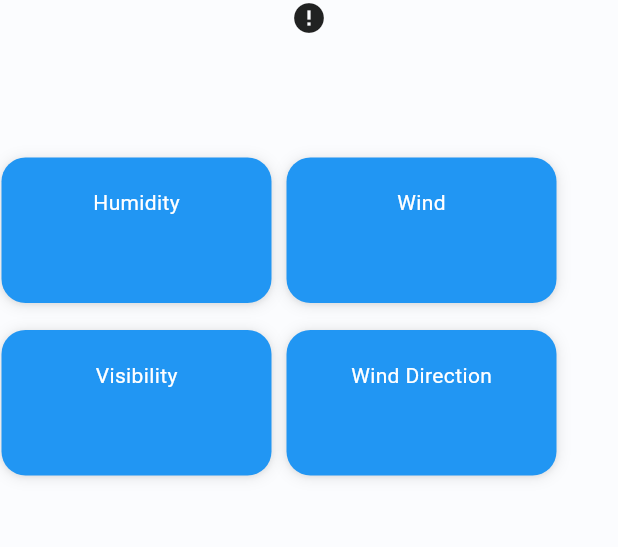
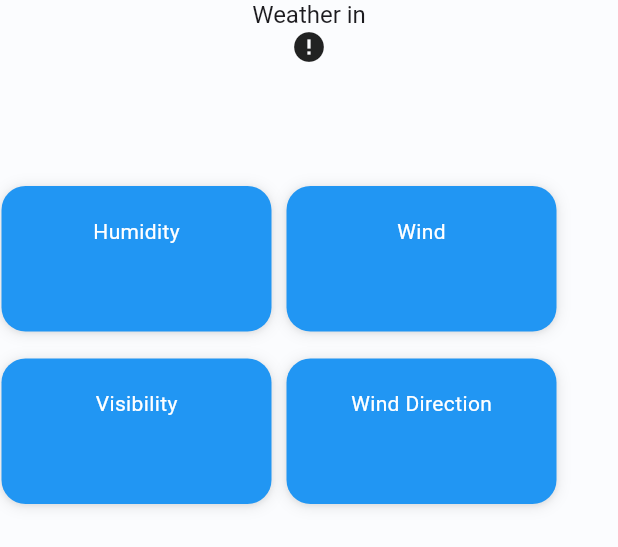
Before and after one commit to baros-code/weather_app, a Flutter app: the WeatherDetailsView widget shown alone on an empty page, opened directly with empty values, on a phone screen of 412 x 824 dp. Shown: the top 547 px of the screen. Run offline on Flutter 3.47's test engine with Material 3 defaults, Android fonts, the phone set to English and light mode, and no system bars; drawn by our look-alikes of cached_network_image; our stand-ins replace bloc, connectivity_plus, dio, equatable, flutter_bloc, flutter_dotenv and 5 more; missing offline and left inert: dio_http2_adapter, dio_smart_retry; generated files the repository leaves out were written again; network calls fail; statements that could not run were skipped.

Commit message:
minor UI/UX improvement

```diff
--- a/lib/app/features/weather/presentation/pages/forecast_page.dart
+++ b/lib/app/features/weather/presentation/pages/forecast_page.dart
@@ -40,11 +40,6 @@ class _Body extends StatelessWidget {
       child: Column(
         crossAxisAlignment: CrossAxisAlignment.stretch,
         children: [
-          Text(
-            'Forecast for ${controller.currentAddress.city}',
-            style: context.textTheme.headlineSmall,
-          ),
-          const SizedBox(height: 16),
           BlocBuilder<WeatherCubit, WeatherState>(
             buildWhen: (previous, current) =>
                 current is WeeklyForecastLoading ||
--- a/lib/app/features/weather/presentation/pages/home_page.dart
+++ b/lib/app/features/weather/presentation/pages/home_page.dart
@@ -61,7 +61,7 @@ class _Body extends StatelessWidget {
             children: [
               // TODO(Baran): Add suggestions as enhancement.
               CustomSearchBar(
-                initialValue: controller.currentAddress?.city,
+                initialValue: controller.currentAddress.city,
                 hintText: 'Search for a city',
                 onChange: controller.getCurrentWeather,
               ),
@@ -103,6 +103,7 @@ class _CurrentWeatherSection extends StatelessWidget {
     if (state is CurrentWeatherLoaded) {
       final currentWeather = (state as CurrentWeatherLoaded).currentWeather;
       return WeatherDetailsView(
+        name: currentWeather.name,
         temperature: currentWeather.temperatureLabel,
         weatherIconUrl: currentWeather.weatherIconUrl,
         humidity: currentWeather.humidityLabel,
--- a/lib/app/features/weather/presentation/pages/weather_details_popup.dart
+++ b/lib/app/features/weather/presentation/pages/weather_details_popup.dart
@@ -34,6 +34,7 @@ class _Body extends StatelessWidget {
     return Padding(
       padding: const EdgeInsets.all(16),
       child: WeatherDetailsView(
+        name: null,
         temperature: forecast.temperatureLabel,
         weatherIconUrl: forecast.weatherIconUrl,
         humidity: forecast.humidityLabel,
--- a/lib/app/features/weather/presentation/widgets/weather_details_view.dart
+++ b/lib/app/features/weather/presentation/widgets/weather_details_view.dart
@@ -7,6 +7,7 @@ import 'weather_label_card.dart';
 class WeatherDetailsView extends StatelessWidget {
   const WeatherDetailsView({
     super.key,
+    required this.name,
     required this.temperature,
     required this.weatherIconUrl,
     required this.humidity,
@@ -15,6 +16,7 @@ class WeatherDetailsView extends StatelessWidget {
     required this.windDirection,
   });
 
+  final String? name;
   final String temperature;
   final String weatherIconUrl;
   final String humidity;
@@ -26,6 +28,23 @@ class WeatherDetailsView extends StatelessWidget {
   Widget build(BuildContext context) {
     return Column(
       children: [
+        if (name != null)
+          RichText(
+            text: TextSpan(
+              text: 'Weather in ',
+              style: context.textTheme.titleMedium,
+              children: [
+                TextSpan(
+                  text: name,
+                  style: context.textTheme.titleMedium?.copyWith(
+                    fontWeight: FontWeight.bold,
+                    color: context.colorScheme.primary,
+                  ),
+                ),
+              ],
+            ),
+            textAlign: TextAlign.center,
+          ),
         CachedNetworkImage(
           imageUrl: weatherIconUrl,
           fit: BoxFit.cover,
```
Also changed, not shown: lib/app/features/weather/presentation/controllers/home_controller.dart (+3 -6 lines), lib/app/shared/data/services/location_service.dart (+8 -0 lines).
